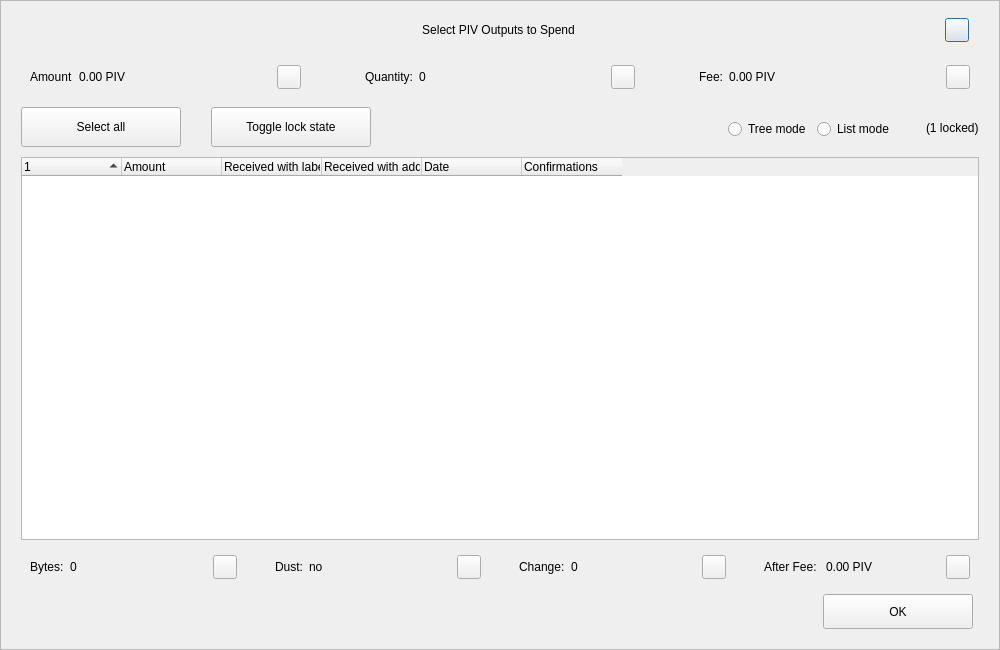
The window that src/qt/forms/coincontroldialog.ui (SpecialCoins/bitcoincz) describes before a commit, drawn with Qt 5.
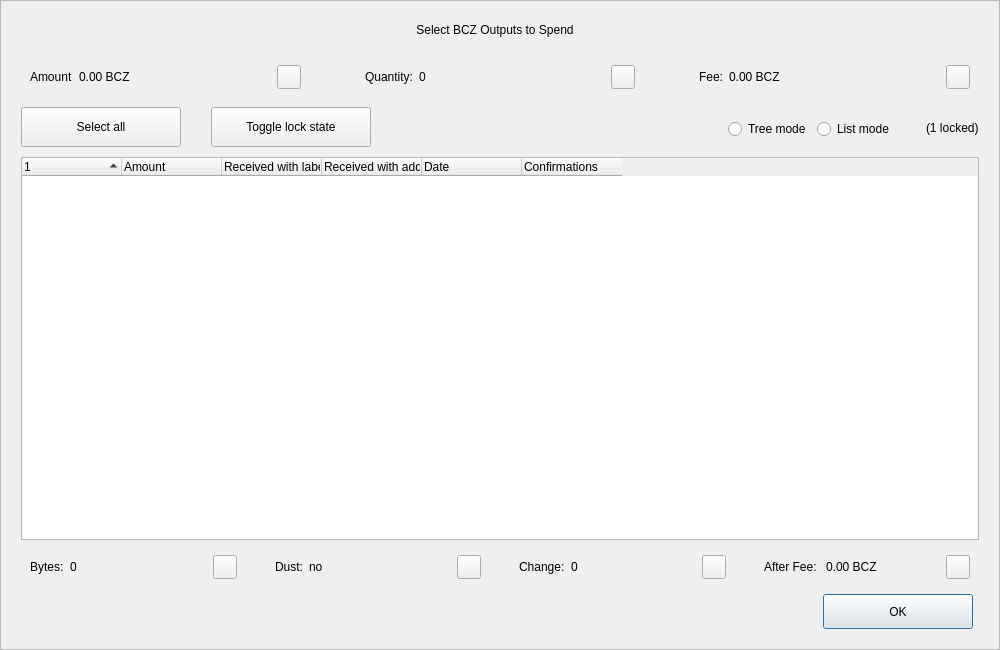
The same window after the commit. Custom widgets are drawn as their Qt base class.

Diff of the .ui file:
```diff
--- a/src/qt/forms/coincontroldialog.ui
+++ b/src/qt/forms/coincontroldialog.ui
@@ -97,11 +97,8 @@
             <height>40</height>
            </size>
           </property>
-          <property name="styleSheet">
-           <string notr="true">padding-left:30px;</string>
-          </property>
           <property name="text">
-           <string>Select PIV Outputs to Spend</string>
+           <string>Select BCZ Outputs to Spend</string>
           </property>
           <property name="alignment">
            <set>Qt::AlignCenter</set>
@@ -124,25 +121,6 @@
           </property>
          </spacer>
         </item>
-        <item>
-         <widget class="QPushButton" name="btnEsc">
-          <property name="minimumSize">
-           <size>
-            <width>24</width>
-            <height>24</height>
-           </size>
-          </property>
-          <property name="maximumSize">
-           <size>
-            <width>24</width>
-            <height>24</height>
-           </size>
-          </property>
-          <property name="text">
-           <string/>
-          </property>
-         </widget>
-        </item>
        </layout>
       </item>
       <item>
@@ -166,7 +144,7 @@
            <item>
             <widget class="QLabel" name="labelCoinControlAmount">
              <property name="text">
-              <string>0.00 PIV</string>
+              <string>0.00 BCZ</string>
              </property>
             </widget>
            </item>
@@ -290,7 +268,7 @@
            <item>
             <widget class="QLabel" name="labelCoinControlFee">
              <property name="text">
-              <string>0.00 PIV</string>
+              <string>0.00 BCZ</string>
              </property>
             </widget>
            </item>
@@ -751,7 +729,7 @@
            <item>
             <widget class="QLabel" name="labelCoinControlAfterFee">
              <property name="text">
-              <string>0.00 PIV</string>
+              <string>0.00 BCZ</string>
              </property>
             </widget>
            </item>
```
